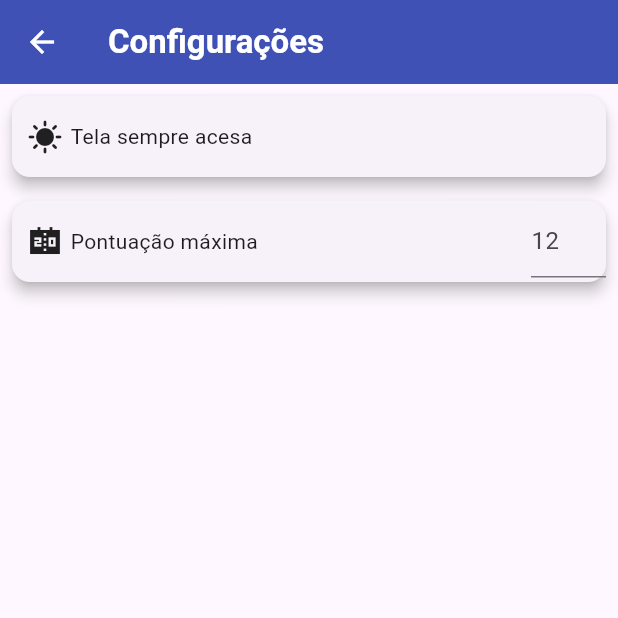
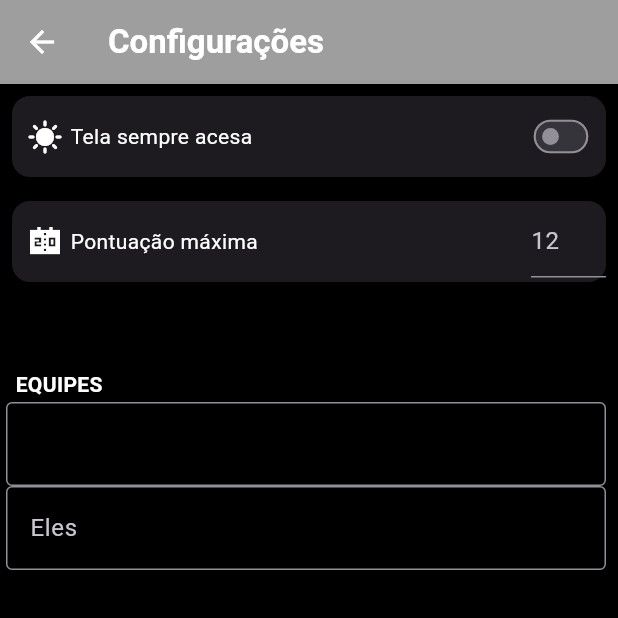
Before and after one commit to gabrielvicente1/contador_curso_flutter, a Flutter app: the SettingsScreen screen opened by its route, on a phone screen of 412 x 824 dp, the top half of it. Run offline on Flutter 3.47's test engine with Material 3 defaults, Android fonts, the phone set to English and light mode, and no system bars; our stand-ins replace audioplayers, flutter_modular, fluttertoast, mobx, wakelock_plus; missing offline and left inert: playing_cards; generated files the repository leaves out were written again.

Commit message:
add: foi adicionado um novo fundo de tela e o tema dark para todo o projeto, foi adicionado também um novo botão

```diff
--- a/lib/app/modules/home/settings/settings_screen.dart
+++ b/lib/app/modules/home/settings/settings_screen.dart
@@ -1,37 +1,66 @@
 import 'package:flutter/material.dart';
+import 'package:fluttertoast/fluttertoast.dart';
+import 'package:wakelock_plus/wakelock_plus.dart';
 
-class SettingsScreen extends StatelessWidget {
+class SettingsScreen extends StatefulWidget {
   const SettingsScreen({super.key});
+
+  @override
+  State<SettingsScreen> createState() => _SettingsScreenState();
+}
+
+class _SettingsScreenState extends State<SettingsScreen> {
+  bool _isScreenAwake = false;
 
   @override
   Widget build(BuildContext context) {
     return Scaffold(
       appBar: AppBar(
-        title: Text(
+        title: const Text(
           'Configurações',
           style: TextStyle(
             fontWeight: FontWeight.bold,
             color: Colors.white,
           ),
         ),
-        iconTheme: IconThemeData(
+        iconTheme: const IconThemeData(
           color: Colors.white,
         ),
-        backgroundColor: Colors.indigo,
+        backgroundColor: Colors.grey,
       ),
       body: Column(
         children: [
           SizedBox(
             height: 70,
             child: Card(
-              margin: EdgeInsets.all(8),
+              margin: const EdgeInsets.all(8),
               elevation: 4,
               child: Row(
                 children: [
-                  SizedBox(width: 10),
-                  Icon(Icons.sunny),
-                  SizedBox(width: 5),
-                  Text('Tela sempre acesa'),
+                  const SizedBox(width: 10),
+                  const Icon(Icons.sunny),
+                  const SizedBox(width: 5),
+                  const Text('Tela sempre acesa'),
+                  const Spacer(),
+                  Transform.scale(
+                    scale: 0.7,
+                    child: Switch(
+                      value: _isScreenAwake,
+                      activeColor: Colors.indigo,
+                      onChanged: (bool value) {
+                        setState(() {
+                          _isScreenAwake = value;
+                          if (_isScreenAwake) {
+                            WakelockPlus.enable();
+                            _showToast("Tela sempre acesa ativado");
+                          } else {
+                            WakelockPlus.disable();
+                            _showToast("Tela sempre acesa desativado");
+                          }
+                        });
+                      },
+                    ),
+                  )
                 ],
               ),
             ),
@@ -39,19 +68,19 @@ class SettingsScreen extends StatelessWidget {
           SizedBox(
             height: 70,
             child: Card(
-              margin: EdgeInsets.all(8),
+              margin: const EdgeInsets.all(8),
               elevation: 4,
               child: Row(
                 children: [
-                  SizedBox(width: 10),
-                  Icon(Icons.scoreboard_sharp),
-                  SizedBox(width: 5),
-                  Text('Pontuação máxima'),
-                  Spacer(),
+                  const SizedBox(width: 10),
+                  const Icon(Icons.scoreboard_sharp),
+                  const SizedBox(width: 5),
+                  const Text('Pontuação máxima'),
+                  const Spacer(),
                   SizedBox(
                     width: 50,
                     child: TextFormField(
-                      decoration: InputDecoration(
+                      decoration: const InputDecoration(
                         hintText: '12',
                       ),
                       keyboardType: TextInputType.number,
@@ -61,8 +90,49 @@ class SettingsScreen extends StatelessWidget {
               ),
             ),
           ),
+          const SizedBox(height: 50),
+          Column(
+            children: [
+              SizedBox(
+                  width: MediaQuery.of(context).size.width * 0.95,
+                  child: const Text('EQUIPES', style: TextStyle(
+                    fontWeight: FontWeight.bold,
+                  ),)),
+            ],
+          ),
+          Padding(
+              padding: const EdgeInsets.fromLTRB(4, 2, 8, 2),
+              child: Column(
+                children: [
+                  TextFormField(
+                    decoration: const InputDecoration(
+
+                      border: OutlineInputBorder(),
+                    ),
+                    keyboardType: TextInputType.number,
+                  ),
+                  TextFormField(
+                    decoration: const InputDecoration(
+                      hintText: 'Eles',
+                      border: OutlineInputBorder(),
+                    ),
+                    keyboardType: TextInputType.number,
+                  ),
+                ],
+              ))
         ],
       ),
     );
   }
+
+  void _showToast(String message) {
+    Fluttertoast.showToast(
+      msg: message,
+      toastLength: Toast.LENGTH_SHORT,
+      gravity: ToastGravity.BOTTOM,
+      backgroundColor: Colors.black,
+      textColor: Colors.white,
+      fontSize: 16.0,
+    );
+  }
 }
--- a/lib/app/modules/home/settings/settings_store.dart
+++ b/lib/app/modules/home/settings/settings_store.dart
@@ -1,6 +1,8 @@
+import 'package:contador_flutter/app/models/player_models.dart';
 import 'package:mobx/mobx.dart';
 
 part 'settings_store.g.dart';
 
 class SettingsStore = SettingsStoreBase with _$SettingsStore;
-abstract class SettingsStoreBase with Store {}
+abstract class SettingsStoreBase with Store {
+}
--- a/pubspec.yaml
+++ b/pubspec.yaml
@@ -16,6 +16,8 @@ dependencies:
   flutter_modular: ^6.3.4
   playing_cards: ^0.4.1+11
   confetti: ^0.8.0
+  wakelock_plus: ^1.2.8
+  fluttertoast: ^8.2.8
 
 dev_dependencies:
   flutter_test:
```
Also changed, not shown: lib/app/app_widget.dart (+11 -1 lines), lib/app/modules/home/home_screen.dart (+106 -64 lines), lib/app/modules/home/orderCards/order_cards_screen.dart (+11 -3 lines), assets/images/copas.png (added), assets/images/naipes-baralho-truco.png (added), assets/images/trevo.png (added), pubspec.lock, 1 other file.
